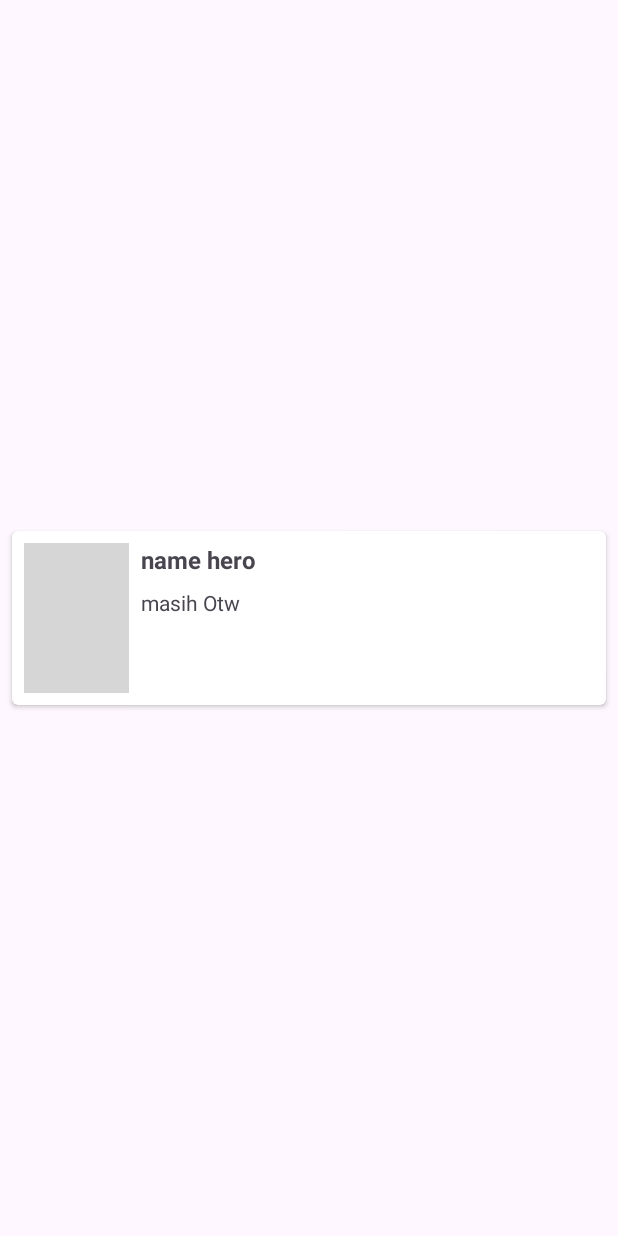
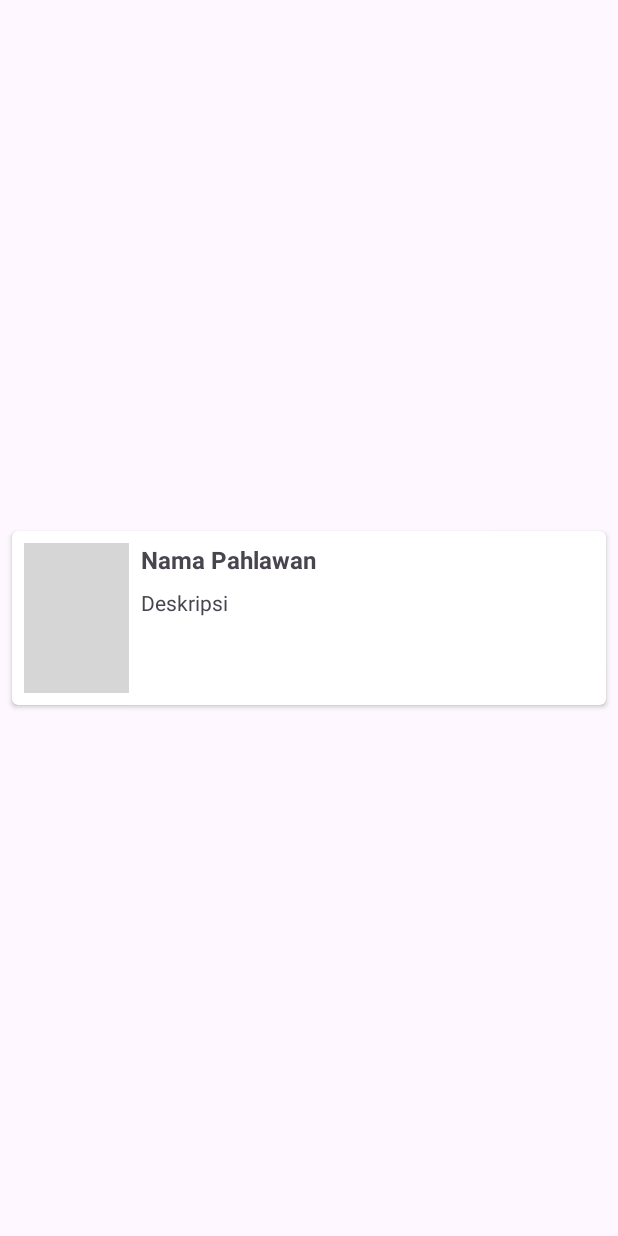
Before and after one commit to Nakiyama1234/MyRecyclerView, an Android app: the layout item_row_hero.xml on its own in the app's theme, with its tools: preview values and no code run, on a phone screen of 412 x 824 dp. Run offline under Robolectric (Android 15) with nearby library versions, the phone set to English and light mode, and no system bars; grey boxes are pictures that could not be loaded.

Commit message:
MyRecyclerView - ListHeroAdapter

```diff
--- a/app/src/main/res/layout/item_row_hero.xml
+++ b/app/src/main/res/layout/item_row_hero.xml
@@ -39,7 +39,7 @@
             card_view:layout_constraintEnd_toEndOf="parent"
             card_view:layout_constraintStart_toEndOf="@+id/img_item_photo"
             card_view:layout_constraintTop_toTopOf="@+id/img_item_photo"
-            tools:text="name hero" />
+            tools:text="@string/nama_pahlawan" />
 
         <TextView
             android:id="@+id/tv_item_description"
@@ -53,6 +53,6 @@
             card_view:layout_constraintStart_toStartOf="@+id/tv_item_name"
             card_view:layout_constraintTop_toBottomOf="@+id/tv_item_name"
             card_view:layout_constraintVertical_bias="0.0"
-            tools:text="masih Otw" />
+            tools:text="@string/description" />
     </androidx.constraintlayout.widget.ConstraintLayout>
 </androidx.cardview.widget.CardView>
--- a/app/src/main/res/values/strings.xml
+++ b/app/src/main/res/values/strings.xml
@@ -3,6 +3,7 @@
 
     <string name="heroes_name">Nama Pahlawan</string>
     <string name="description">Deskripsi</string>
+    <string name="nama_pahlawan">Nama Pahlawan</string>
     <string-array name="data_name">
         <item>Ahmad Dahlan</item>
         <item>Ahmad Yani</item>
```
Also changed, not shown: app/src/main/java/com/naufal/myrecyclerview/MainActivity.kt (+19 -2 lines).
